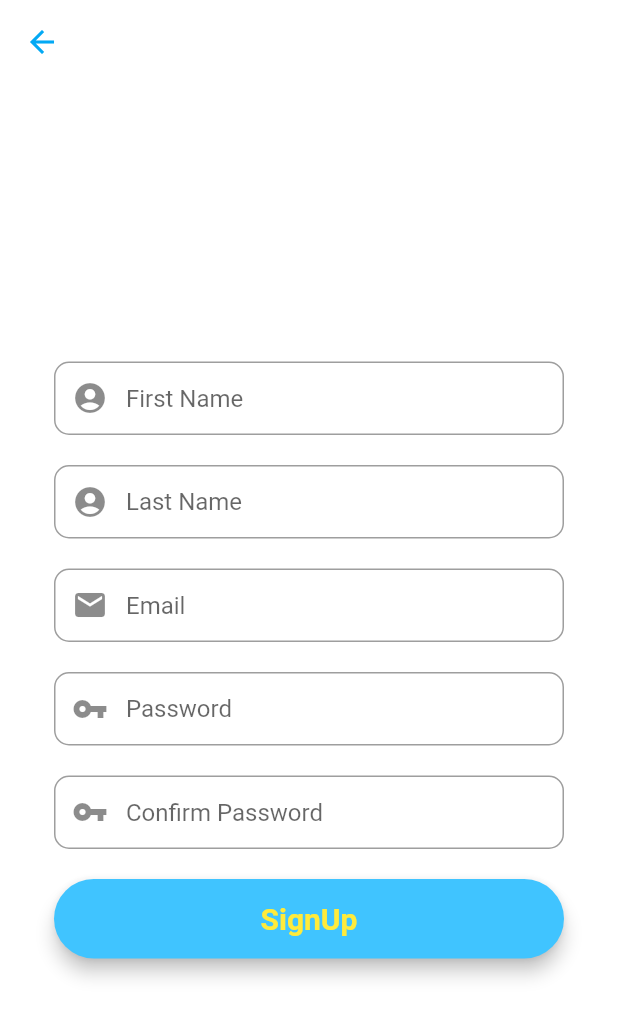
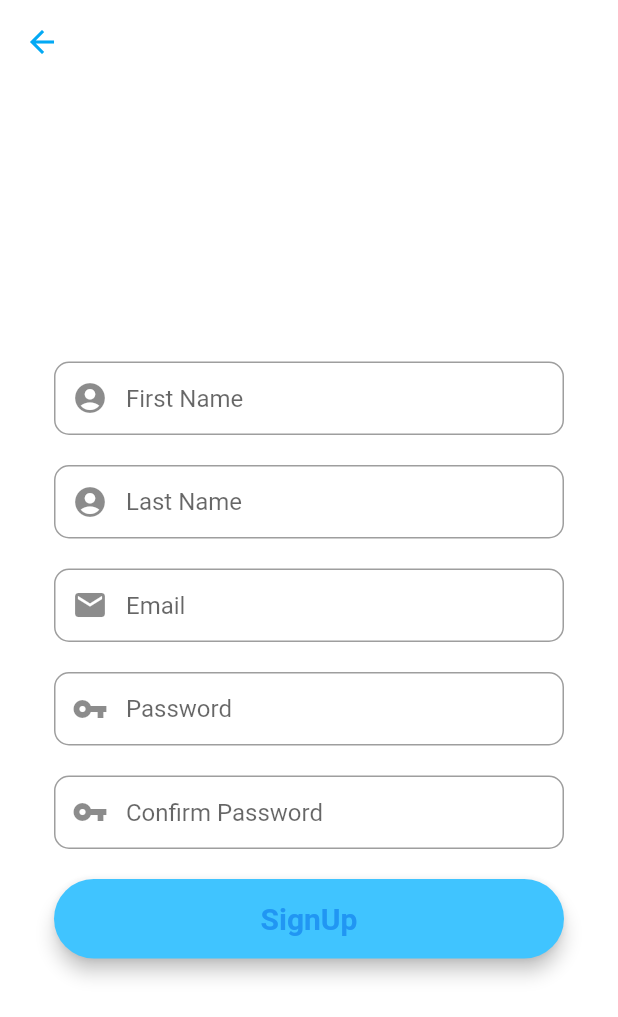
Before and after one commit to f1rstCoder/capstoneproject, a Flutter app: the RegistrationScreen screen opened by its route, on a phone screen of 412 x 824 dp. Shown: the top 1017 px of the screen. Run offline on Flutter 3.47's test engine with Material 2 defaults, Android fonts, the phone set to English and light mode, and no system bars; missing offline and left inert: google_language_fonts.

Commit message:
initial commit

```diff
--- a/lib/screens/registration_screen.dart
+++ b/lib/screens/registration_screen.dart
@@ -175,7 +175,7 @@ class _RegistrationScreenState extends State<RegistrationScreen> {
           'SignUp',
           textAlign: TextAlign.center,
           style: TextStyle(
-              fontSize: 20, color: Colors.yellow, fontWeight: FontWeight.bold),
+              fontSize: 20, color: Colors.blue, fontWeight: FontWeight.bold),
         ),
       ),
     );
```
